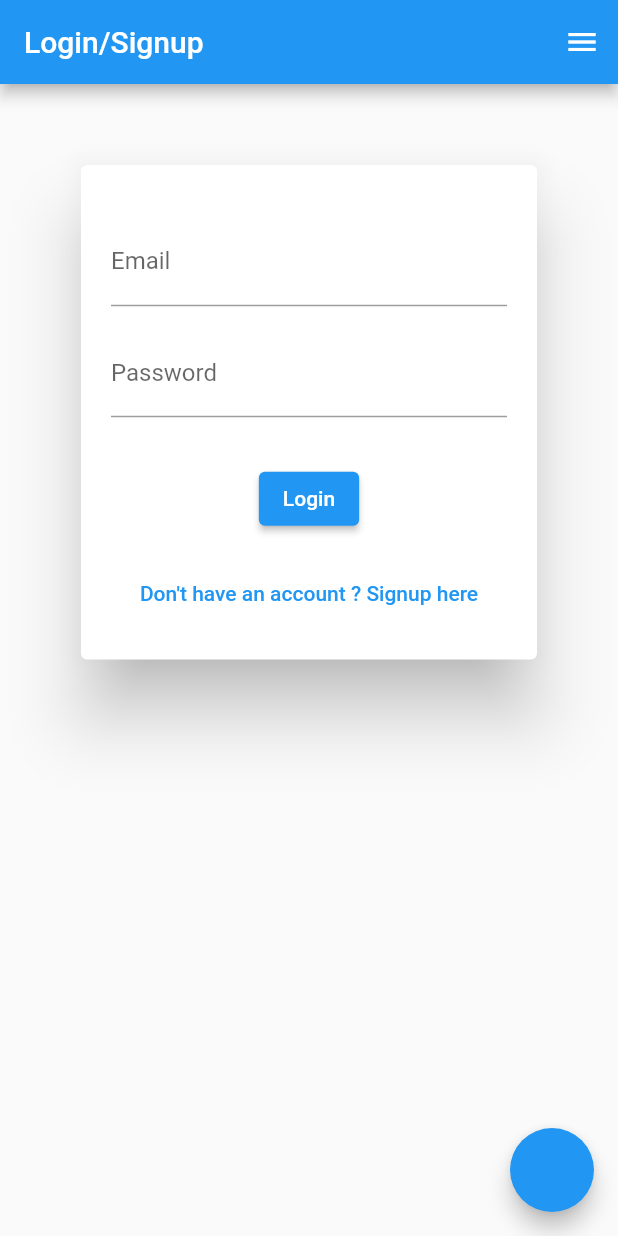
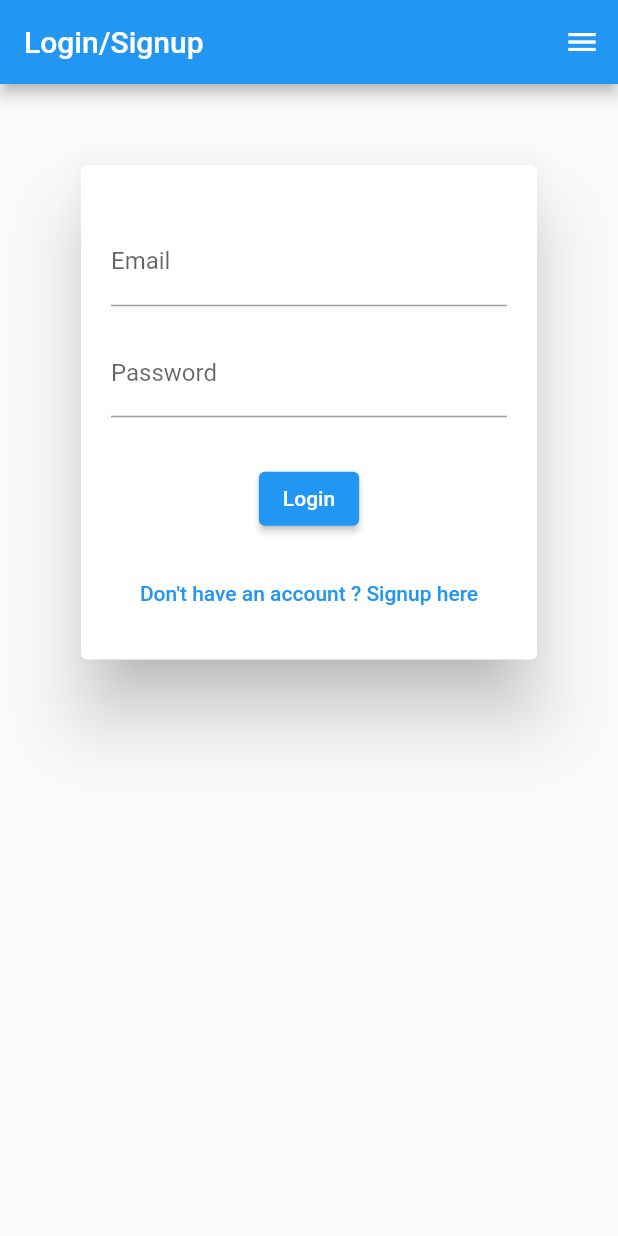
Before and after one commit to Another-PR/donation_box, a Flutter app: the screen it shows after launch, on a phone screen of 412 x 824 dp. Run offline on Flutter 3.47's test engine with Material 2 defaults, Android fonts, the light colour scheme and no system bars; our stand-ins replace flutter_dotenv, flutter_riverpod, get, page_transition, realm; missing offline and left inert: enum_to_string, mongo_dart.

Commit message:
final model and auth

```diff
--- a/lib/main.dart
+++ b/lib/main.dart
@@ -26,7 +26,7 @@ class MyApp extends StatelessWidget {
         primarySwatch: Colors.blue,
       ),
       //home: const Home(),
-      initialRoute: '/',
+      initialRoute: '/', //TODO Error screen
       onGenerateRoute: (settings) {
         switch (settings.name) {
           case AuthScreen.route:
--- a/lib/view/auth-screen.dart
+++ b/lib/view/auth-screen.dart
@@ -90,12 +90,6 @@ class _AuthScreenState extends State<AuthScreen> {
   Widget build(BuildContext context) {
     Size size = MediaQuery.of(context).size;
     return Scaffold(
-      floatingActionButton: FloatingActionButton(
-        onPressed: () {
-          bool x = pickedDate!.isAtleastYearsOld(18);
-          print(x);
-        },
-      ),
       endDrawer: MainMenu(),
       appBar: AppBar(
         title: Text('Login/Signup'),
```
Also changed, not shown: lib/view-model/mongo_connect.dart (+0 -12 lines).
